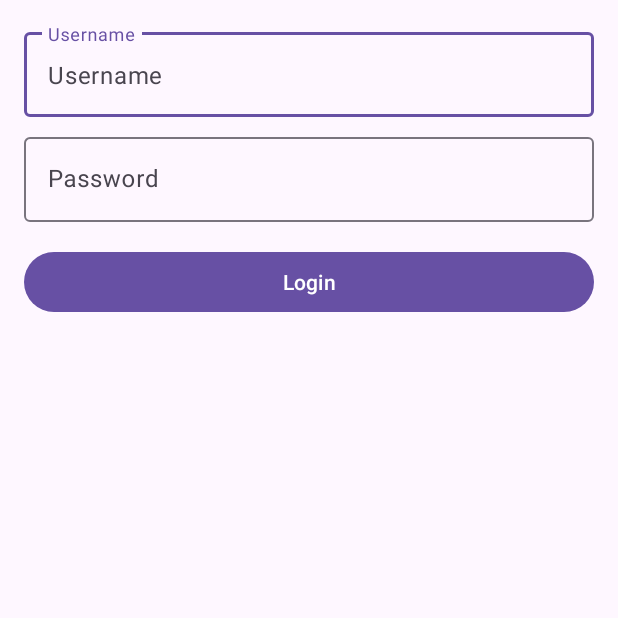
After one commit to AvramPaul/ProiectLicenta, an Android app: the LoginActivity screen opened directly, with no data from a screen before it, on a phone screen of 412 x 824 dp, the top half of it. The commit adds this screen. Run offline under Robolectric (Android 15) with nearby library versions, the light colour scheme and no system bars; network calls fail.

Commit message:
Merge Login + Adaugare Postare

```diff
--- a/car-spotting-backend/src/main/java/com/licenta/car_spotting_backend/controller/AuthController.java
+++ b/car-spotting-backend/src/main/java/com/licenta/car_spotting_backend/controller/AuthController.java
@@ -44,7 +44,7 @@ public class AuthController {
         }
 
         String token = jwtTokenUtil.generateToken(user.getUsername());
-        return ResponseEntity.ok(token);
+        return ResponseEntity.status(200).body("{\"message\": \""+token+"\"}");
     }
 
     public String logout(HttpServletRequest request){
--- a/car-spotting-frontend/app/src/main/AndroidManifest.xml
+++ b/car-spotting-frontend/app/src/main/AndroidManifest.xml
@@ -17,6 +17,7 @@
         android:networkSecurityConfig="@xml/network_security_config"
     android:usesCleartextTraffic="true"
     tools:targetApi="31">
+        <activity android:name=".activity.LoginActivity"/>
         <activity
             android:name=".MainActivity"
             android:exported="true">
@@ -26,6 +27,7 @@
                 <category android:name="android.intent.category.LAUNCHER" />
             </intent-filter>
         </activity>
+
     </application>
 
 </manifest>
--- /dev/null
+++ b/car-spotting-frontend/app/src/main/java/com/example/car_spotting_front_end/activity/LoginActivity.java
@@ -0,0 +1,79 @@
+package com.example.car_spotting_front_end.activity;
+
+import android.content.Intent;
+import android.os.Bundle;
+import android.util.Log;
+import android.widget.Button;
+import android.widget.Toast;
+
+import androidx.appcompat.app.AppCompatActivity;
+
+import com.example.car_spotting_front_end.MainActivity;
+import com.example.car_spotting_front_end.R;
+import com.example.car_spotting_front_end.dto.LoginRequestDTO;
+import com.example.car_spotting_front_end.retrofit.ApiResponse;
+import com.example.car_spotting_front_end.retrofit.ApiServices;
+import com.example.car_spotting_front_end.retrofit.RetrofitClient;
+import com.example.car_spotting_front_end.retrofit.TokenManager;
+import com.google.android.material.button.MaterialButton;
+import com.google.android.material.textfield.TextInputEditText;
+
+import retrofit2.Call;
+import retrofit2.Callback;
+import retrofit2.Response;
+
+public class LoginActivity extends AppCompatActivity {
+    private TextInputEditText inputEditUsername;
+    private TextInputEditText inputEditPassword;
+    private MaterialButton buttonLogin;
+
+    @Override
+    protected void onCreate(Bundle saveInstanceState){
+        super.onCreate(saveInstanceState);
+        setContentView(R.layout.activity_login);
+        InitializeComponents();
+    }
+
+    private void InitializeComponents() {
+        inputEditUsername = findViewById(R.id.login_textFieldUsername);
+        inputEditPassword = findViewById(R.id.login_textFieldPassword);
+        buttonLogin = findViewById(R.id.login_buttonLogin);
+
+        buttonLogin.setOnClickListener(view -> {sendLoginRequest();});
+    }
+
+    private void sendLoginRequest() {
+        String username = inputEditUsername.getText().toString();
+        String password = inputEditPassword.getText().toString();
+
+        LoginRequestDTO loginRequest = new LoginRequestDTO(username, password);
+
+        ApiServices apiService = RetrofitClient.getClient(getApplicationContext()).create(ApiServices.class);
+        Call<ApiResponse> call = apiService.loginRequest(loginRequest);
+
+        call.enqueue(new Callback<ApiResponse>() {
+            @Override
+            public void onResponse(Call<ApiResponse> call, Response<ApiResponse> response) {
+                if(response.isSuccessful() && response.body() != null){
+                    String token = response.body().getMessage();
+                    TokenManager tokenManager = new TokenManager(getApplicationContext());
+                    tokenManager.saveToken(token);
+                    Toast.makeText(LoginActivity.this, "Login successful!", Toast.LENGTH_SHORT).show();
+
+                    Intent intent = new Intent(LoginActivity.this, MainActivity.class);
+                    startActivity(intent);
+                    finish();
+                }else{
+                    Log.e("LOGIN_ERROR", "Error: "+response.message());
+                    Toast.makeText(LoginActivity.this, "Login failed: " + response.message(), Toast.LENGTH_SHORT).show();
+                }
+            }
+
+            @Override
+            public void onFailure(Call<ApiResponse> call, Throwable throwable) {
+                Log.e("LOGIN ERROR", throwable.getMessage());
+                Toast.makeText(LoginActivity.this, "Network error!", Toast.LENGTH_SHORT).show();
+            }
+        });
+    }
+}
--- a/car-spotting-frontend/app/src/main/java/com/example/car_spotting_front_end/model/PostRequestDTO.java
+++ b/car-spotting-frontend/app/src/main/java/com/example/car_spotting_front_end/dto/PostRequestDTO.java
@@ -1,4 +1,4 @@
-package com.example.car_spotting_front_end.model;
+package com.example.car_spotting_front_end.dto;
 
 public class PostRequestDTO {
     private String username;
--- a/car-spotting-frontend/app/src/main/java/com/example/car_spotting_front_end/retrofit/ApiResponse.java
+++ b/car-spotting-frontend/app/src/main/java/com/example/car_spotting_front_end/retrofit/ApiResponse.java
@@ -3,7 +3,7 @@ package com.example.car_spotting_front_end.retrofit;
 public class ApiResponse {
     private String message;
 
-    private String getMessage(){
+    public  String getMessage(){
         return this.message;
     }
     public void setMessage(String message){
--- a/car-spotting-frontend/app/src/main/java/com/example/car_spotting_front_end/retrofit/PostApi.java
+++ b/car-spotting-frontend/app/src/main/java/com/example/car_spotting_front_end/retrofit/ApiServices.java
@@ -1,20 +1,22 @@
 package com.example.car_spotting_front_end.retrofit;
 
+import com.example.car_spotting_front_end.dto.LoginRequestDTO;
 import com.example.car_spotting_front_end.model.Post;
-import com.example.car_spotting_front_end.model.PostRequestDTO;
+import com.example.car_spotting_front_end.dto.PostRequestDTO;
 
 import retrofit2.Call;
 import retrofit2.http.Body;
 import retrofit2.http.GET;
 import retrofit2.http.POST;
-import retrofit2.http.Part;
 
 import java.util.List;
 
-public interface PostApi {
+public interface ApiServices {
 
     @GET("posts/feed")
     Call<List<Post>> getAllPosts();
     @POST("posts/create")
     Call<ApiResponse> createPost(@Body PostRequestDTO postRequestDTO);
+    @POST("auth/login")
+    Call<ApiResponse> loginRequest(@Body LoginRequestDTO loginRequestDTO);
 }
--- /dev/null
+++ b/car-spotting-frontend/app/src/main/res/layout/activity_login.xml
@@ -0,0 +1,43 @@
+<?xml version="1.0" encoding="utf-8"?>
+
+<LinearLayout
+xmlns:android="http://schemas.android.com/apk/res/android"
+xmlns:app="http://schemas.android.com/apk/res-auto"
+android:layout_width="match_parent"
+android:layout_height="match_parent"
+android:orientation="vertical"
+android:padding="16dp">
+
+<com.google.android.material.textfield.TextInputLayout
+    android:layout_width="match_parent"
+    android:layout_height="wrap_content"
+    app:placeholderText="Username">
+
+    <com.google.android.material.textfield.TextInputEditText
+        android:id="@+id/login_textFieldUsername"
+        android:layout_width="match_parent"
+        android:layout_height="wrap_content"
+        android:hint="Username" />
+</com.google.android.material.textfield.TextInputLayout>
+
+<com.google.android.material.textfield.TextInputLayout
+    android:layout_width="match_parent"
+    android:layout_height="wrap_content"
+    app:placeholderText="Password"
+    android:layout_marginTop="8dp">
+
+    <com.google.android.material.textfield.TextInputEditText
+        android:id="@+id/login_textFieldPassword"
+        android:layout_width="match_parent"
+        android:layout_height="wrap_content"
+        android:hint="Password"
+        android:inputType="textPassword" />
+</com.google.android.material.textfield.TextInputLayout>
+
+<com.google.android.material.button.MaterialButton
+    android:id="@+id/login_buttonLogin"
+    android:layout_width="match_parent"
+    android:layout_height="wrap_content"
+    android:layout_marginTop="16dp"
+    android:text="Login" />
+</LinearLayout>
--- a/car-spotting-frontend/app/src/main/res/values/strings.xml
+++ b/car-spotting-frontend/app/src/main/res/values/strings.xml
@@ -4,4 +4,5 @@
     <string name="car_model">model</string>
     <string name="car_year">year</string>
     <string name="create_post">create_post</string>
+    <string name="log_in">log_in</string>
 </resources>
```
Also changed, not shown: car-spotting-frontend/app/src/main/java/com/example/car_spotting_front_end/MainActivity.java (+11 -5 lines), car-spotting-frontend/app/src/main/java/com/example/car_spotting_front_end/dto/LoginRequestDTO.java (added, +12 -0 lines), car-spotting-frontend/app/src/main/java/com/example/car_spotting_front_end/retrofit/RetrofitClient.java (+4 -4 lines), car-spotting-frontend/app/src/main/res/layout/activity_main.xml (+11 -0 lines).
